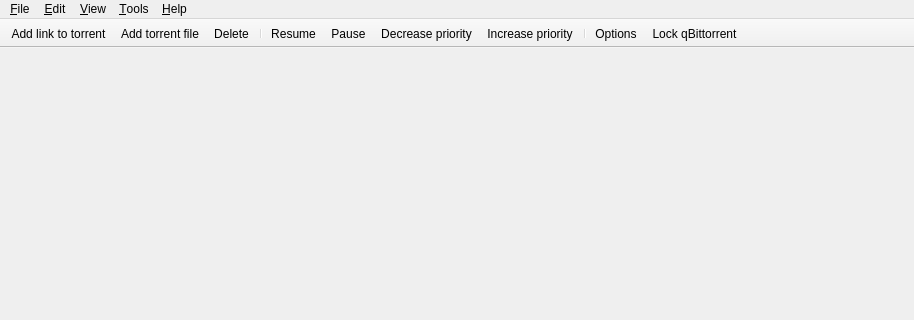
qbittorrent/qBittorrent, file src/mainwindow.ui: the form before one commit; both pictures show x 0 to 914 and y 0 to 320 of the 914 by 563 pixel window.
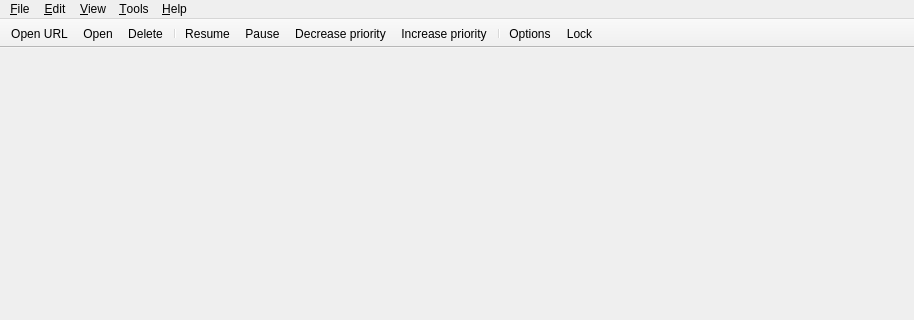
The form after the commit. Icons and pictures are not drawn.

Commit message:
Add texts to the icons on the toolbar
The toolbar follows the system style to display texts associated to
icons. Since no specific text is provided, the text used for the action
associated to the button will be used. This could make some of the
buttons rather big.

Add short texts to the icons so that each button uses a reasonable
amount of space.

```diff
--- a/src/mainwindow.ui
+++ b/src/mainwindow.ui
@@ -141,6 +141,9 @@
    <property name="text">
     <string>&amp;Add torrent file...</string>
    </property>
+   <property name="iconText">
+    <string>Open</string>
+   </property>
   </action>
   <action name="actionExit">
    <property name="text">
@@ -154,6 +157,9 @@
    <property name="text">
     <string>&amp;Options...</string>
    </property>
+   <property name="iconText">
+    <string>Options</string>
+   </property>
   </action>
   <action name="actionAbout">
    <property name="text">
@@ -164,16 +170,25 @@
    <property name="text">
     <string>&amp;Resume</string>
    </property>
+   <property name="iconText">
+    <string>Resume</string>
+   </property>
   </action>
   <action name="actionPause">
    <property name="text">
     <string>&amp;Pause</string>
    </property>
+   <property name="iconText">
+    <string>Pause</string>
+   </property>
   </action>
   <action name="actionDelete">
    <property name="text">
     <string>&amp;Delete</string>
    </property>
+   <property name="iconText">
+    <string>Delete</string>
+   </property>
   </action>
   <action name="actionWebsite">
    <property name="icon">
@@ -188,6 +203,9 @@
    <property name="text">
     <string>Add &amp;link to torrent...</string>
    </property>
+   <property name="iconText">
+    <string>Open URL</string>
+   </property>
   </action>
   <action name="actionCreate_torrent">
    <property name="text">
@@ -296,6 +314,9 @@
    <property name="toolTip">
     <string>Lock qBittorrent</string>
    </property>
+   <property name="iconText">
+    <string>Lock</string>
+   </property>
    <property name="shortcut">
     <string notr="true">Ctrl+L</string>
    </property>
```
